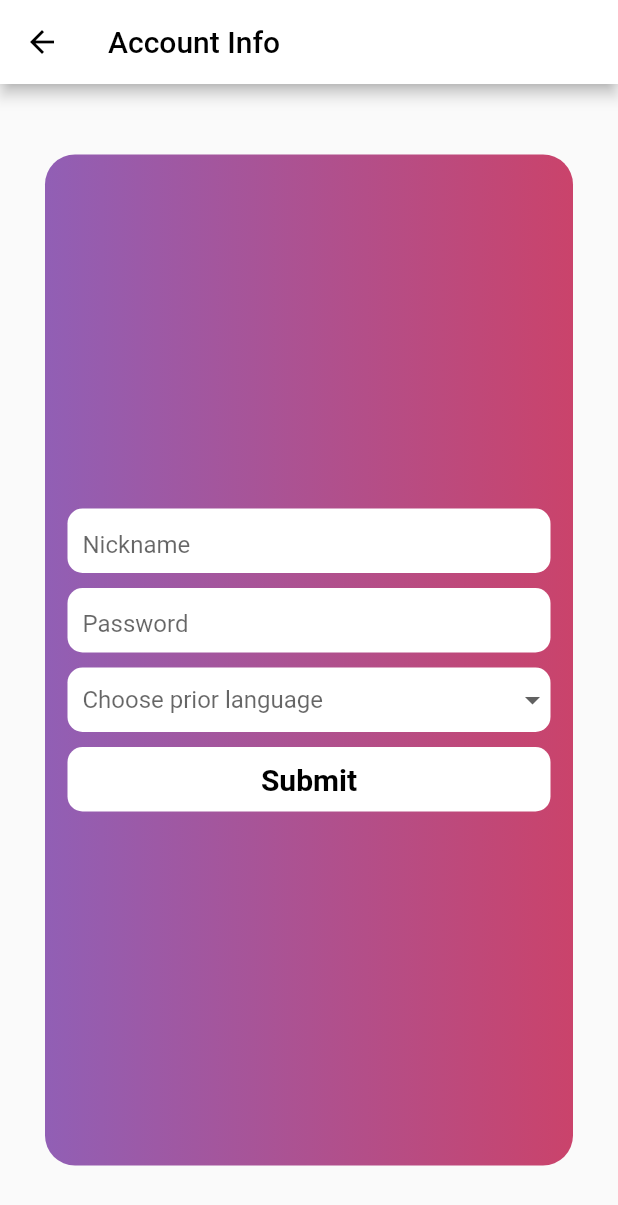
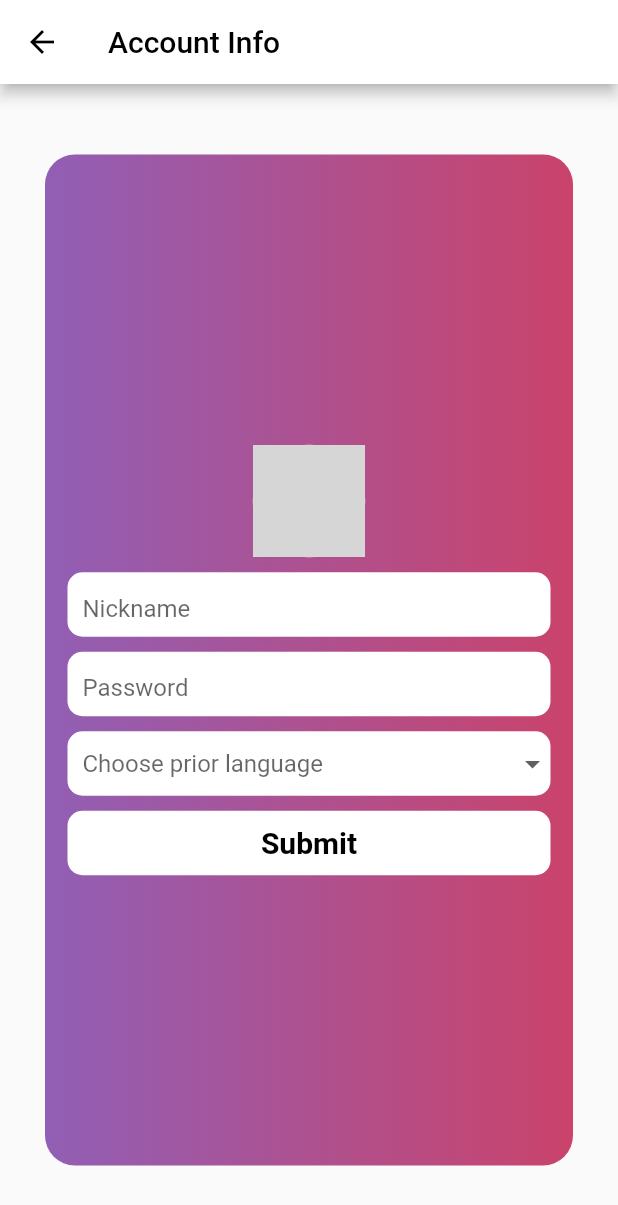
Before and after one commit to Kroha1999/SNMT_Flutter, a Flutter app: the AddAccountPage screen opened by its route, after a tap on "Instagram", on a phone screen of 412 x 824 dp. Shown: the top 1205 px of the screen. Run offline on Flutter 3.47's test engine with Material 2 defaults, Android fonts, the light colour scheme and no system bars; our stand-ins replace flutter_spinkit, image_cropper, image_picker, shared_preferences, simple_animations; missing offline and left inert: flutter_advanced_networkimage; accounts and stored records are empty; statements that could not run were skipped; grey boxes are pictures that could not be loaded.

```diff
--- a/social_tool/lib/Pages/addAccount.dart
+++ b/social_tool/lib/Pages/addAccount.dart
@@ -43,14 +43,14 @@ class AccChooser extends StatelessWidget {
             //Go to Insta Page
             goNext(context,AddInsta());
           },
-          child: Hero(
-            tag: "InstagramAddAccount",
             child: Container(
               margin: EdgeInsets.all(6.0),
               padding: EdgeInsets.all(10.0),
               child: Row(children: <Widget>[
                 // INSTAGRAM icon
-                Container(
+                Hero(
+                  tag: "addAccInta",
+                  child: Container(
                       width: 35,
                       height: 35,
                       margin: EdgeInsets.fromLTRB(5, 0, 80, 0),
@@ -67,15 +67,15 @@ class AccChooser extends StatelessWidget {
                         )
                       ),
                   ),
+                ),
                 //Text
-                Text("Instagram",style: TextStyle(color: Colors.white,fontSize: 20.0,fontWeight: FontWeight.bold),)
+                Material(color:Colors.transparent,child: Text("Instagram",style: TextStyle(color: Colors.white,fontSize: 20.0,fontWeight: FontWeight.bold),))
               ],),
               width: 360.0,
               decoration: BoxDecoration(
               borderRadius: BorderRadius.circular(20.0),
               gradient: LinearGradient(
                 colors:  Globals.instaGrad,
-                ),
                 ),
               ),
             ),
@@ -144,8 +144,6 @@ class AddInsta extends StatelessWidget {
         builder: (context) => Center(
           child: Center(
             child: SingleChildScrollView(
-              child: Hero(
-                tag: 'InstagramAddAccount',
                 child: Container(
                   margin: EdgeInsets.all(30.0),
                   padding: EdgeInsets.all(10.0),
@@ -160,6 +158,26 @@ class AddInsta extends StatelessWidget {
 
                   child: Center(
                     child: Column(mainAxisAlignment: MainAxisAlignment.center,children: <Widget>[
+                      Hero(tag: 'addAccInta',
+                      child: Container(
+                            width: 75,
+                            height: 75,
+                            margin: EdgeInsets.fromLTRB(5, 5, 5, 5),
+                            decoration: BoxDecoration(
+                              shape: BoxShape.circle,
+                              color: Colors.white,
+                              image: DecorationImage(
+                                fit: BoxFit.cover,
+                                image: AdvancedNetworkImage(
+                                  Globals.instImg,
+                                  useDiskCache: true,
+                                  cacheRule: CacheRule(maxAge: const Duration(days: 10))
+                                ),//NetworkImage(Globals.instImg)
+                              )
+                            ),
+                        ),
+                      ),
+
                       //Nickname
                       Container(
                         height: 43,
@@ -215,7 +233,6 @@ class AddInsta extends StatelessWidget {
                       //Submit Button with Loading
                       SubmitBtn(controllerNick: controllerNick,controllerPass: controllerPass,),
                     ],)
-                  ),
                   ),
                 ),
               ),
```
Also changed, not shown: social_tool/lib/Accounts/accountData.dart (+18 -5 lines), social_tool/lib/Data/dataController.dart (+8 -2 lines), social_tool/lib/MainPage/posts_tab.dart (+21 -9 lines), social_tool/lib/Pages/makePost.dart (+3 -6 lines), social_tool/lib/Pages/post.dart (+66 -6 lines), 1 other file. Lines whose indentation alone changed are shown as unchanged.
